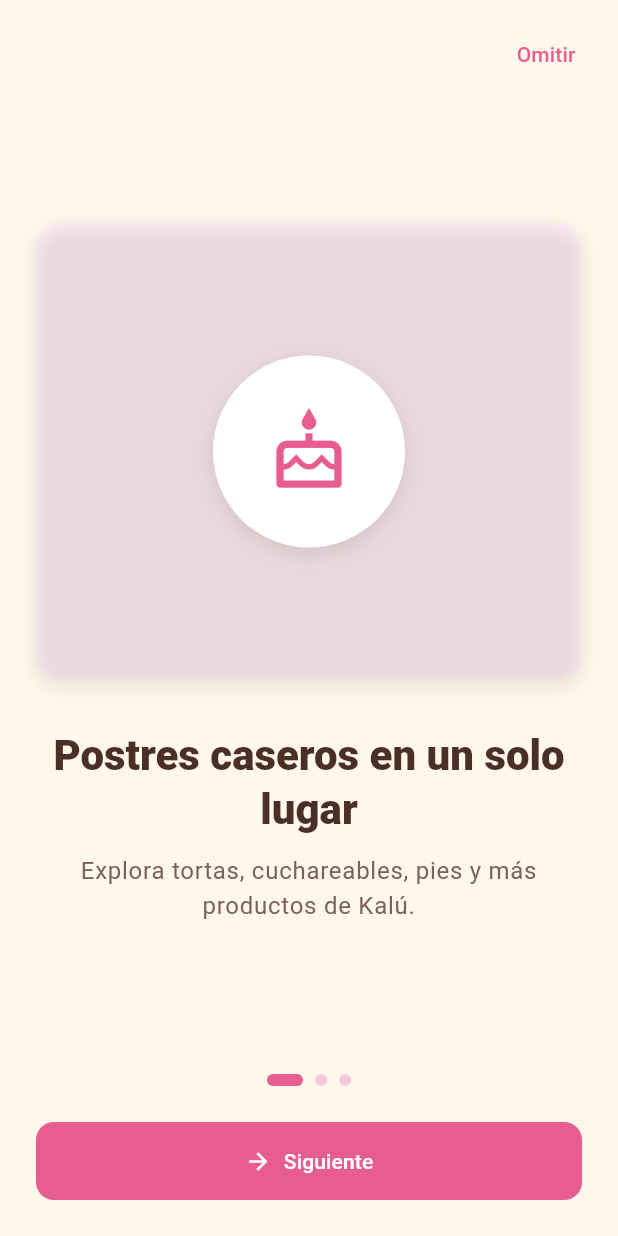
After one commit to JedE21/Kalu-App-Flutter, a Flutter app: the screen it shows after launch, on a phone screen of 412 x 824 dp. The commit adds this screen. Run offline on Flutter 3.47's test engine with Material 3 defaults, Android fonts, the phone set to English and light mode, and no system bars.

Commit message:
Modulo - Onboarding y splash mejorado

```diff
--- a/lib/main.dart
+++ b/lib/main.dart
@@ -1,7 +1,7 @@
 import 'package:flutter/material.dart';
 
 import 'core/theme/app_theme.dart';
-import 'presentation/screens/main/main_navigation_screen.dart';
+import 'presentation/screens/splash/splash_screen.dart';
 
 void main() {
   runApp(const KaluApp());
@@ -16,7 +16,7 @@ class KaluApp extends StatelessWidget {
       title: 'Kal\u00FA App',
       debugShowCheckedModeBanner: false,
       theme: AppTheme.lightTheme,
-      home: const MainNavigationScreen(),
+      home: const SplashScreen(),
     );
   }
 }
--- /dev/null
+++ b/lib/presentation/screens/onboarding/onboarding_screen.dart
@@ -0,0 +1,238 @@
+import 'package:flutter/material.dart';
+
+import '../../../shared/shared.dart';
+import '../main/main_navigation_screen.dart';
+
+class OnboardingScreen extends StatefulWidget {
+  const OnboardingScreen({super.key});
+
+  @override
+  State<OnboardingScreen> createState() => _OnboardingScreenState();
+}
+
+class _OnboardingScreenState extends State<OnboardingScreen> {
+  final PageController _pageController = PageController();
+  int _currentPage = 0;
+
+  static const List<_OnboardingPageData> _pages = [
+    _OnboardingPageData(
+      title: 'Postres caseros en un solo lugar',
+      description:
+          'Explora tortas, cuchareables, pies y m\u00E1s productos de Kal\u00FA.',
+      icon: AppIcons.cake,
+      backgroundColor: AppColors.softPink,
+    ),
+    _OnboardingPageData(
+      title: 'Promociones y favoritos',
+      description:
+          'Encuentra ofertas especiales y guarda tus postres preferidos.',
+      icon: AppIcons.favoriteBorder,
+      backgroundColor: AppColors.pastelYellow,
+    ),
+    _OnboardingPageData(
+      title: 'Pide r\u00E1pido por WhatsApp',
+      description:
+          'Agrega productos al carrito y env\u00EDa tu pedido de forma sencilla.',
+      icon: Icons.chat_bubble_outline,
+      backgroundColor: AppColors.pastelMint,
+    ),
+  ];
+
+  bool get _isLastPage => _currentPage == _pages.length - 1;
+
+  @override
+  void dispose() {
+    _pageController.dispose();
+    super.dispose();
+  }
+
+  void _nextPage() {
+    if (_isLastPage) {
+      _goToHome();
+      return;
+    }
+
+    _pageController.nextPage(
+      duration: const Duration(milliseconds: 320),
+      curve: Curves.easeOutCubic,
+    );
+  }
+
+  void _goToHome() {
+    Navigator.of(context).pushReplacement(
+      MaterialPageRoute<void>(builder: (_) => const MainNavigationScreen()),
+    );
+  }
+
+  @override
+  Widget build(BuildContext context) {
+    return AppScaffold(
+      padding: EdgeInsets.zero,
+      body: Column(
+        children: [
+          Align(
+            alignment: Alignment.centerRight,
+            child: Padding(
+              padding: const EdgeInsets.only(
+                top: AppSpacing.md,
+                right: AppSpacing.lg,
+              ),
+              child: TextButton(
+                onPressed: _goToHome,
+                child: const Text('Omitir'),
+              ),
+            ),
+          ),
+          Expanded(
+            child: PageView.builder(
+              controller: _pageController,
+              itemCount: _pages.length,
+              onPageChanged: (index) => setState(() => _currentPage = index),
+              itemBuilder: (context, index) {
+                return _OnboardingPage(data: _pages[index]);
+              },
+            ),
+          ),
+          Padding(
+            padding: const EdgeInsets.fromLTRB(
+              AppSpacing.xl,
+              AppSpacing.md,
+              AppSpacing.xl,
+              AppSpacing.xl,
+            ),
+            child: Column(
+              children: [
+                _PageIndicators(
+                  count: _pages.length,
+                  currentIndex: _currentPage,
+                ),
+                const SizedBox(height: AppSpacing.xl),
+                AppButton(
+                  label: _isLastPage ? 'Comenzar' : 'Siguiente',
+                  icon: _isLastPage
+                      ? Icons.check_circle_outline
+                      : Icons.arrow_forward,
+                  expand: true,
+                  onPressed: _nextPage,
+                ),
+              ],
+            ),
+          ),
+        ],
+      ),
+    );
+  }
+}
+
+class _OnboardingPage extends StatelessWidget {
+  const _OnboardingPage({required this.data});
+
+  final _OnboardingPageData data;
+
+  @override
+  Widget build(BuildContext context) {
+    return LayoutBuilder(
+      builder: (context, constraints) {
+        final compact = constraints.maxHeight < 520;
+        final visualHeight = compact ? 176.0 : 240.0;
+
+        return SingleChildScrollView(
+          padding: const EdgeInsets.symmetric(horizontal: AppSpacing.xl),
+          child: ConstrainedBox(
+            constraints: BoxConstraints(minHeight: constraints.maxHeight),
+            child: Column(
+              mainAxisAlignment: MainAxisAlignment.center,
+              children: [
+                AppCard(
+                  backgroundColor: data.backgroundColor,
+                  padding: EdgeInsets.all(
+                    compact ? AppSpacing.lg : AppSpacing.xxl,
+                  ),
+                  child: SizedBox(
+                    height: visualHeight,
+                    width: double.infinity,
+                    child: Center(
+                      child: Container(
+                        width: compact ? 96 : 128,
+                        height: compact ? 96 : 128,
+                        decoration: const BoxDecoration(
+                          color: AppColors.white,
+                          shape: BoxShape.circle,
+                          boxShadow: AppShadow.subtle,
+                        ),
+                        child: Icon(
+                          data.icon,
+                          color: AppColors.primaryPink,
+                          size: compact ? 44 : 58,
+                        ),
+                      ),
+                    ),
+                  ),
+                ),
+                SizedBox(height: compact ? AppSpacing.lg : AppSpacing.xxl),
+                Text(
+                  data.title,
+                  textAlign: TextAlign.center,
+                  style: Theme.of(context).textTheme.headlineMedium?.copyWith(
+                    color: AppColors.darkBrown,
+                    fontWeight: FontWeight.w800,
+                  ),
+                ),
+                const SizedBox(height: AppSpacing.md),
+                Text(
+                  data.description,
+                  textAlign: TextAlign.center,
+                  style: Theme.of(context).textTheme.bodyLarge?.copyWith(
+                    color: AppColors.textSecondary,
+                    height: 1.45,
+                  ),
+                ),
+              ],
+            ),
+          ),
+        );
+      },
+    );
+  }
+}
+
+class _PageIndicators extends StatelessWidget {
+  const _PageIndicators({required this.count, required this.currentIndex});
+
+  final int count;
+  final int currentIndex;
+
+  @override
+  Widget build(BuildContext context) {
+    return Row(
+      mainAxisAlignment: MainAxisAlignment.center,
+      children: List.generate(count, (index) {
+        final isActive = index == currentIndex;
+        return AnimatedContainer(
+          duration: const Duration(milliseconds: 220),
+          width: isActive ? 24 : 8,
+          height: 8,
+          margin: const EdgeInsets.symmetric(horizontal: AppSpacing.xs),
+          decoration: BoxDecoration(
+            color: isActive ? AppColors.primaryPink : AppColors.border,
+            borderRadius: BorderRadius.circular(AppRadius.pill),
+          ),
+        );
+      }),
+    );
+  }
+}
+
+class _OnboardingPageData {
+  const _OnboardingPageData({
+    required this.title,
+    required this.description,
+    required this.icon,
+    required this.backgroundColor,
+  });
+
+  final String title;
+  final String description;
+  final IconData icon;
+  final Color backgroundColor;
+}
--- a/lib/shared/widgets/widgets.dart
+++ b/lib/shared/widgets/widgets.dart
@@ -11,9 +11,11 @@ export 'bottom_nav_bar.dart';
 export 'category_chip.dart';
 export 'contact_info_card.dart';
 export 'favorite_button.dart';
+export 'info_section_card.dart';
 export 'price_widget.dart';
 export 'profile_menu_item.dart';
 export 'product_card.dart';
 export 'quantity_selector.dart';
 export 'section_title.dart';
+export 'settings_menu_item.dart';
 export 'social_button.dart';
```
Also changed, not shown: lib/presentation/screens/profile/profile_screen.dart (+7 -11 lines), lib/presentation/screens/settings/settings_screen.dart (added, +110 -0 lines), lib/presentation/screens/splash/splash_screen.dart (added, +120 -0 lines), lib/shared/widgets/info_section_card.dart (added, +89 -0 lines), lib/shared/widgets/settings_menu_item.dart (added, +50 -0 lines), 4 other files.
